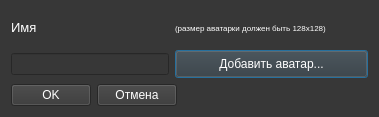
Old version of the form ui/dialogs/user_registration.ui in the repository Protocs/OkayMoney.
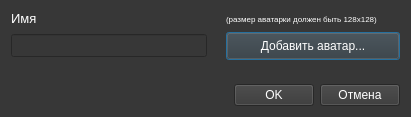
New version of the form.

Commit message: Подправил диалог регистрации пользователя

```diff
--- a/ui/dialogs/user_registration.ui
+++ b/ui/dialogs/user_registration.ui
@@ -9,19 +9,19 @@
    <rect>
     <x>0</x>
     <y>0</y>
-    <width>379</width>
+    <width>411</width>
     <height>117</height>
    </rect>
   </property>
   <property name="minimumSize">
    <size>
-    <width>379</width>
+    <width>411</width>
     <height>117</height>
    </size>
   </property>
   <property name="maximumSize">
    <size>
-    <width>379</width>
+    <width>411</width>
     <height>117</height>
    </size>
   </property>
@@ -35,6 +35,28 @@
   <layout class="QVBoxLayout" name="verticalLayout">
    <item>
     <layout class="QGridLayout" name="gridLayout">
+     <item row="0" column="2">
+      <widget class="QLabel" name="label_2">
+       <property name="font">
+        <font>
+         <pointsize>6</pointsize>
+        </font>
+       </property>
+       <property name="text">
+        <string>(размер аватарки должен быть 128x128)</string>
+       </property>
+      </widget>
+     </item>
+     <item row="1" column="0">
+      <widget class="QLineEdit" name="name">
+       <property name="minimumSize">
+        <size>
+         <width>180</width>
+         <height>23</height>
+        </size>
+       </property>
+      </widget>
+     </item>
      <item row="0" column="0">
       <widget class="QLabel" name="label">
        <property name="font">
@@ -50,20 +72,17 @@
        </property>
       </widget>
      </item>
-     <item row="1" column="0">
-      <widget class="QLineEdit" name="name"/>
-     </item>
-     <item row="1" column="1">
+     <item row="1" column="2">
       <widget class="QPushButton" name="add_avatar_btn">
        <property name="minimumSize">
         <size>
-         <width>193</width>
+         <width>174</width>
          <height>28</height>
         </size>
        </property>
        <property name="maximumSize">
         <size>
-         <width>193</width>
+         <width>174</width>
          <height>28</height>
         </size>
        </property>
@@ -72,22 +91,52 @@
        </property>
       </widget>
      </item>
-     <item row="0" column="1">
-      <widget class="QLabel" name="label_2">
-       <property name="font">
-        <font>
-         <pointsize>6</pointsize>
-        </font>
+     <item row="1" column="1">
+      <spacer name="horizontalSpacer_2">
+       <property name="orientation">
+        <enum>Qt::Horizontal</enum>
        </property>
-       <property name="text">
-        <string>(размер аватарки должен быть 128x128)</string>
+       <property name="sizeType">
+        <enum>QSizePolicy::Fixed</enum>
        </property>
-      </widget>
+       <property name="sizeHint" stdset="0">
+        <size>
+         <width>13</width>
+         <height>20</height>
+        </size>
+       </property>
+      </spacer>
      </item>
     </layout>
    </item>
+   <item>
+    <spacer name="verticalSpacer">
+     <property name="orientation">
+      <enum>Qt::Vertical</enum>
+     </property>
+     <property name="sizeHint" stdset="0">
+      <size>
+       <width>20</width>
+       <height>40</height>
+      </size>
+     </property>
+    </spacer>
+   </item>
    <item>
     <layout class="QHBoxLayout" name="horizontalLayout">
+     <item>
+      <spacer name="horizontalSpacer">
+       <property name="orientation">
+        <enum>Qt::Horizontal</enum>
+       </property>
+       <property name="sizeHint" stdset="0">
+        <size>
+         <width>40</width>
+         <height>20</height>
+        </size>
+       </property>
+      </spacer>
+     </item>
      <item>
       <widget class="QPushButton" name="ok_button">
        <property name="text">
@@ -102,19 +151,6 @@
        </property>
       </widget>
      </item>
-     <item>
-      <spacer name="horizontalSpacer">
-       <property name="orientation">
-        <enum>Qt::Horizontal</enum>
-       </property>
-       <property name="sizeHint" stdset="0">
-        <size>
-         <width>40</width>
-         <height>20</height>
-        </size>
-       </property>
-      </spacer>
-     </item>
     </layout>
    </item>
   </layout>
```
